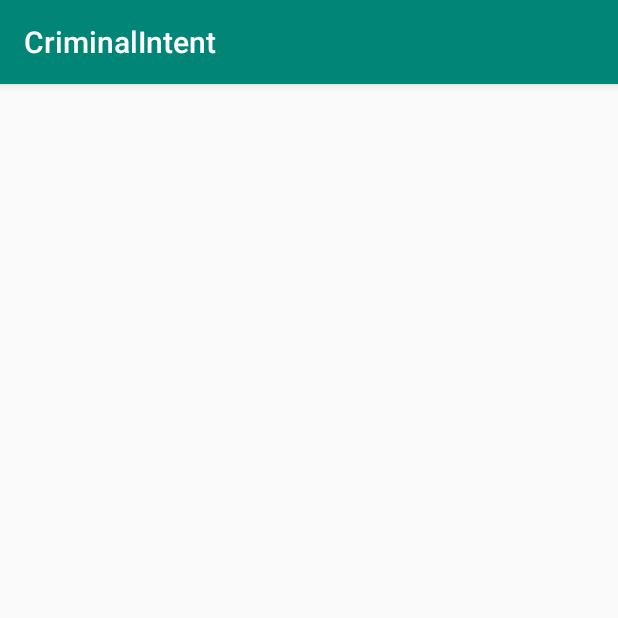
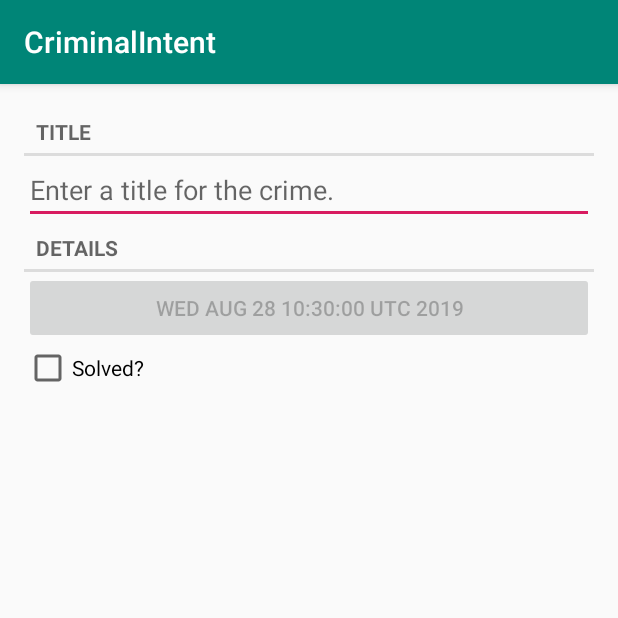
Before and after one commit to usc-NJH022/Criminal_Intent_New, an Android app: the screen it shows after launch (CrimeActivity), on a phone screen of 412 x 824 dp, the top half of it. Run offline under Robolectric (Android 15) with nearby library versions, the phone set to English and light mode, and no system bars.

Commit message:
Finished Chapter seven of the Textbook

```diff
--- a/app/src/main/java/android/bignerdranch/criminalintent/CrimeActivity.java
+++ b/app/src/main/java/android/bignerdranch/criminalintent/CrimeActivity.java
@@ -1,6 +1,8 @@
 package android.bignerdranch.criminalintent;
 
 import androidx.appcompat.app.AppCompatActivity;
+import androidx.fragment.app.Fragment;
+import androidx.fragment.app.FragmentManager;
 
 import android.os.Bundle;
 
@@ -10,5 +12,15 @@ public class CrimeActivity extends AppCompatActivity {
     protected void onCreate(Bundle savedInstanceState) {
         super.onCreate(savedInstanceState);
         setContentView(R.layout.activity_crime);
+
+        FragmentManager fm = getSupportFragmentManager();
+        Fragment fragment = fm.findFragmentById(R.id.fragment_container);
+
+        if (fragment == null){
+            fragment = new CrimeFragment();
+            fm.beginTransaction()
+                    .add(R.id.fragment_container, fragment)
+                    .commit();
+        }
     }
 }
--- a/app/src/main/java/android/bignerdranch/criminalintent/CrimeFragment.java
+++ b/app/src/main/java/android/bignerdranch/criminalintent/CrimeFragment.java
@@ -1,4 +1,65 @@
 package android.bignerdranch.criminalintent;
 
-public class CrimeFragment {
+import android.os.Bundle;
+import android.text.Editable;
+import android.text.TextWatcher;
+import android.view.LayoutInflater;
+import android.view.View;
+import android.view.ViewGroup;
+import android.widget.Button;
+import android.widget.CheckBox;
+import android.widget.CompoundButton;
+import android.widget.EditText;
+
+import androidx.fragment.app.Fragment;
+
+import static android.widget.CompoundButton.*;
+
+public class CrimeFragment extends Fragment {
+    private Crime mCrime;
+    private EditText mTitleField;
+    private Button mDateButton;
+    private CheckBox mSolvedCheckBox;
+
+    @Override
+    public void onCreate(Bundle savedInstanceState){
+        super.onCreate(savedInstanceState);
+        mCrime = new Crime();
+    }
+
+    @Override
+    public View onCreateView(LayoutInflater inflater, ViewGroup container, Bundle savedInstanceState){
+        View v = inflater.inflate(R.layout.fragment_crime, container, false);
+
+        mTitleField = (EditText) v.findViewById(R.id.crime_title);
+        mTitleField.addTextChangedListener(new TextWatcher() {
+            @Override
+            public void beforeTextChanged(CharSequence s, int start, int count, int after) {
+
+            }
+
+            @Override
+            public void onTextChanged(CharSequence s, int start, int before, int count) {
+                mCrime.setTitle(s.toString());
+            }
+
+            @Override
+            public void afterTextChanged(Editable s) {
+
+            }
+        });
+
+        mDateButton = (Button)v.findViewById(R.id.crime_date);
+        mDateButton.setText(mCrime.getDate().toString());
+        mDateButton.setEnabled(false);
+
+        mSolvedCheckBox = (CheckBox)v.findViewById(R.id.crime_solved);
+        mSolvedCheckBox.setOnCheckedChangeListener(new OnCheckedChangeListener(){
+            @Override
+            public void onCheckedChanged(CompoundButton buttonView, boolean isChecked){
+                mCrime.setSolved(isChecked);
+            }
+        });
+        return v;
+    }
 }
--- a/app/src/main/res/values/strings.xml
+++ b/app/src/main/res/values/strings.xml
@@ -3,5 +3,5 @@
     <string name="crime_title_hint">Enter a title for the crime.</string>
     <string name="crime_title_label">Title</string>
     <string name="crime_details_label">Details</string>
-    <string name="crime_solved_label">Solved</string>
+    <string name="crime_solved_label">Solved?</string>
 </resources>
```
